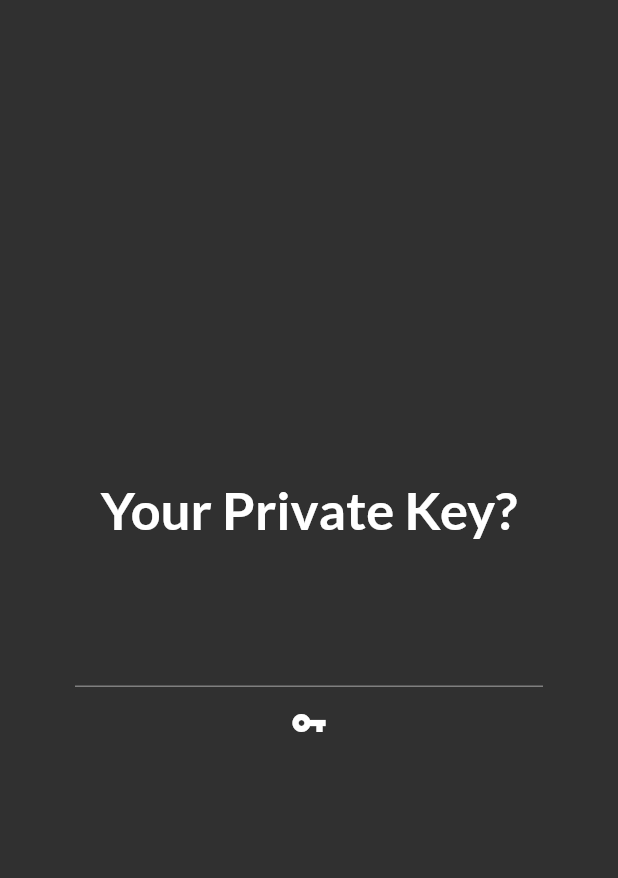
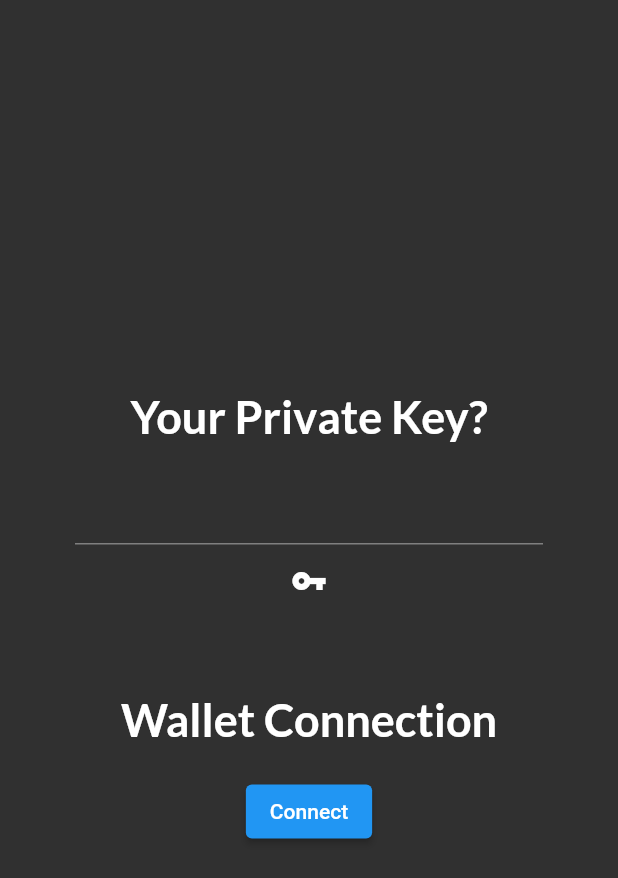
Before and after one commit to allenlogithub/researchBackup, a Flutter app: the screen it shows after launch, on a phone screen of 412 x 824 dp. Shown: the top 878 px of the screen. Run offline on Flutter 3.47's test engine with Material 2 defaults, Android fonts, the light colour scheme and no system bars; our stand-ins replace get, google_fonts; missing offline and left inert: walletconnect_dart, web3dart.

Commit message:
[add] connect wallet, able to use walletconnect to get wallet address

```diff
--- a/lib/screens/wallet/walletSetting.dart
+++ b/lib/screens/wallet/walletSetting.dart
@@ -5,6 +5,8 @@ import 'package:get/get.dart';
 import 'package:web3dart1/config/config.dart';
 import 'package:web3dart1/w3d/wallet.dart';
 import 'package:web3dart1/screens/main.dart';
+import 'package:web3dart1/launcher/wallet.dart';
+import 'package:web3dart1/screens/wallet/showWalletAddress.dart';
 
 class WalletSetting extends StatefulWidget {
   const WalletSetting({Key? key}) : super(key: key);
@@ -16,6 +18,7 @@ class WalletSetting extends StatefulWidget {
 class _WalletSettingState extends State<WalletSetting> {
   final TextEditingController _walletPrimaryKeyController =
       TextEditingController();
+  String walletAddress = '';
 
   _setWalletPrimaryKey() async {
     appCfg['walletPK'] = _walletPrimaryKeyController.text;
@@ -34,11 +37,11 @@ class _WalletSettingState extends State<WalletSetting> {
               'Your Private Key?',
               style: GoogleFonts.lato(
                   color: Colors.white,
-                  fontSize: 35,
+                  fontSize: 30,
                   fontWeight: FontWeight.bold),
             ),
             const SizedBox(
-              height: 50,
+              height: 20,
             ),
             TextField(
               controller: _walletPrimaryKeyController,
@@ -49,6 +52,29 @@ class _WalletSettingState extends State<WalletSetting> {
                   Get.to(const Main());
                 },
                 icon: const Icon(Icons.vpn_key)),
+            const SizedBox(
+              height: 50,
+            ),
+            Text(
+              'Wallet Connection',
+              style: GoogleFonts.lato(
+                  color: Colors.white,
+                  fontSize: 30,
+                  fontWeight: FontWeight.bold),
+            ),
+            const SizedBox(
+              height: 20,
+            ),
+            ElevatedButton(
+                onPressed: () async {
+                  await launchWallet().then((value) {
+                    walletAddress = value;
+                  });
+                  Get.to(ShowWalletAddress(
+                    walletAddress: walletAddress,
+                  ));
+                },
+                child: const Text('Connect'))
           ],
         ),
       ),
--- a/pubspec.yaml
+++ b/pubspec.yaml
@@ -48,6 +48,8 @@ dev_dependencies:
   get: ^4.6.1
   web3dart: ^2.3.5
   google_fonts: ^2.3.1
+  walletconnect_dart: ^0.0.7
+  url_launcher: ^6.0.20
 
 # For information on the generic Dart part of this file, see the
 # following page: https://dart.dev/tools/pub/pubspec
```
Also changed, not shown: lib/launcher/wallet.dart (added, +44 -0 lines), lib/screens/wallet/showWalletAddress.dart (added, +41 -0 lines), pubspec.lock.
